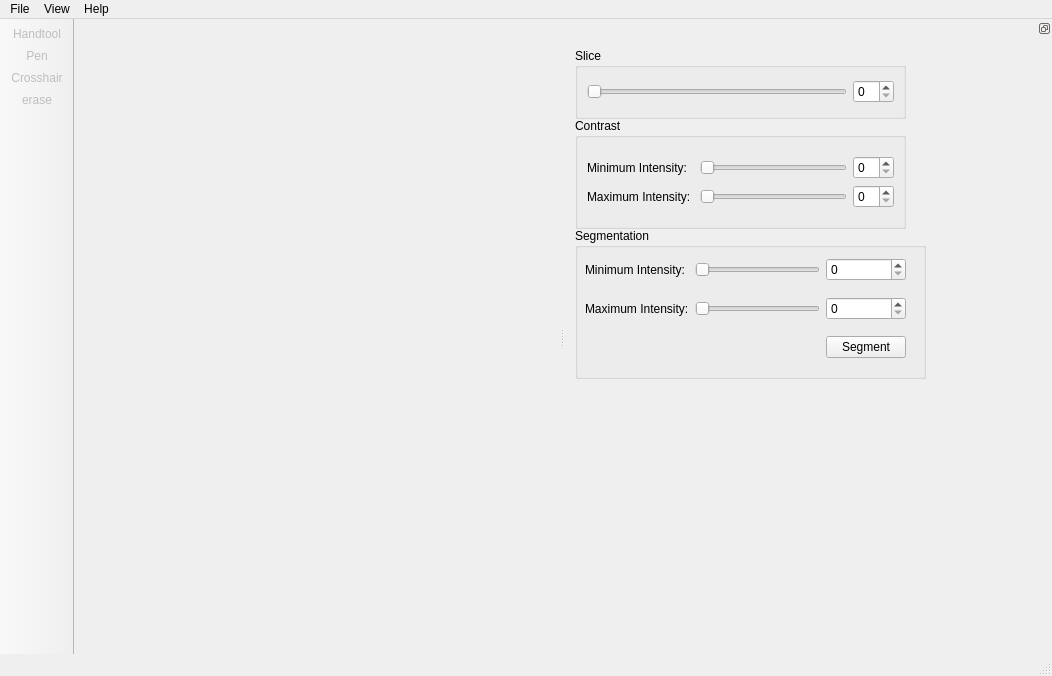
Above: src/mainwindow.ui from delcypher/simi-qt before the change. Below: the same form after it.
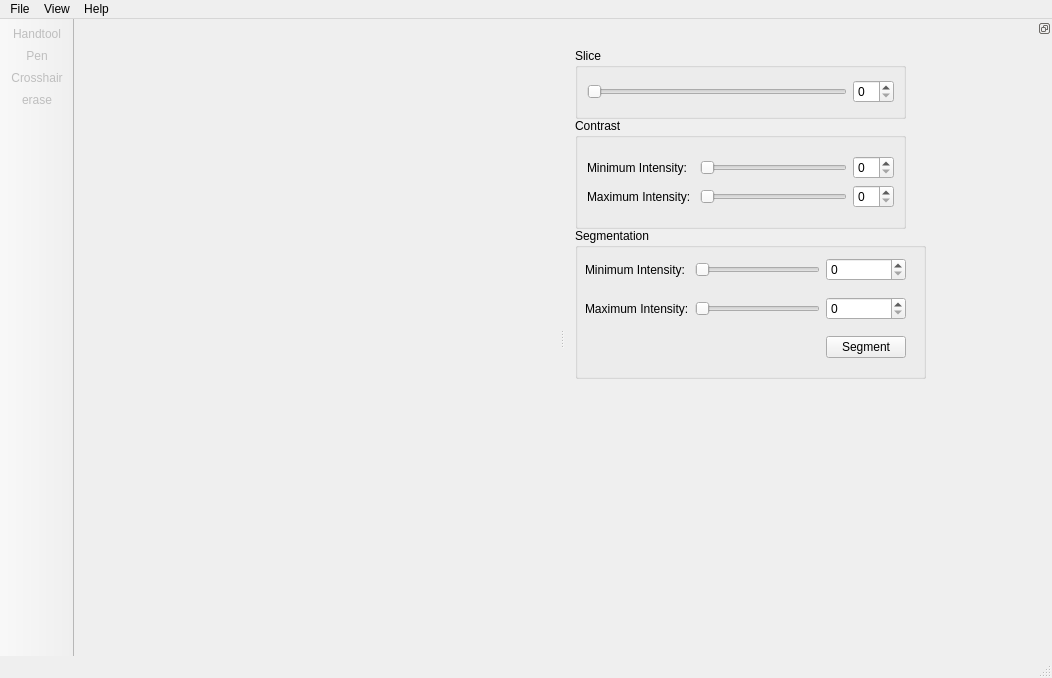
That is the form after the change. Icons and pictures are not drawn. Custom widgets are drawn as their Qt base class.

Commit message: * Add stub methods for toolbar button activations

```diff
--- a/src/mainwindow.ui
+++ b/src/mainwindow.ui
@@ -7,7 +7,7 @@
     <x>0</x>
     <y>0</y>
     <width>1052</width>
-    <height>676</height>
+    <height>678</height>
    </rect>
   </property>
   <property name="windowTitle">
@@ -31,7 +31,7 @@
      <x>0</x>
      <y>0</y>
      <width>1052</width>
-     <height>20</height>
+     <height>21</height>
     </rect>
    </property>
    <widget class="QMenu" name="menuFile">
@@ -97,10 +97,10 @@
    <attribute name="toolBarBreak">
     <bool>false</bool>
    </attribute>
-   <addaction name="actionHandtool"/>
-   <addaction name="actionPen"/>
-   <addaction name="actionCrosshair"/>
-   <addaction name="actionErase"/>
+   <addaction name="actionHandTool"/>
+   <addaction name="actionPenTool"/>
+   <addaction name="actionCrosshairTool"/>
+   <addaction name="actionEraseTool"/>
   </widget>
   <widget class="QDockWidget" name="parameterDock">
    <property name="minimumSize">
@@ -374,7 +374,7 @@
     <string>About Qt</string>
    </property>
   </action>
-  <action name="actionHandtool">
+  <action name="actionHandTool">
    <property name="checkable">
     <bool>true</bool>
    </property>
@@ -389,7 +389,7 @@
     <string>Handtool</string>
    </property>
   </action>
-  <action name="actionPen">
+  <action name="actionPenTool">
    <property name="checkable">
     <bool>true</bool>
    </property>
@@ -404,7 +404,7 @@
     <string>Pen</string>
    </property>
   </action>
-  <action name="actionCrosshair">
+  <action name="actionCrosshairTool">
    <property name="checkable">
     <bool>true</bool>
    </property>
@@ -419,7 +419,7 @@
     <string>Crosshair</string>
    </property>
   </action>
-  <action name="actionErase">
+  <action name="actionEraseTool">
    <property name="checkable">
     <bool>true</bool>
    </property>
```
The commit also changes 2 other files.
